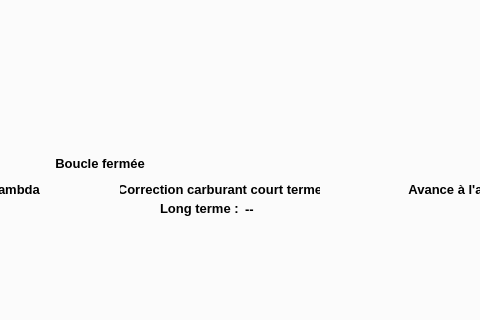
This is mainwindow.ui in mini56/Mems-scan-fr as Qt 5 draws it before an edit; both pictures show x 642 to 1122 and y 370 to 690 of the 1300 by 690 pixel window. The edited form follows.
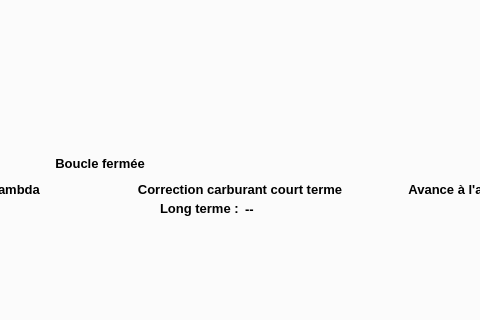
This is the edited form. Custom widgets are drawn as their Qt base class.

```diff
--- a/mainwindow.ui
+++ b/mainwindow.ui
@@ -139,7 +139,7 @@
        <rect>
         <x>760</x>
         <y>470</y>
-        <width>200</width>
+        <width>240</width>
         <height>16</height>
        </rect>
       </property>
```
